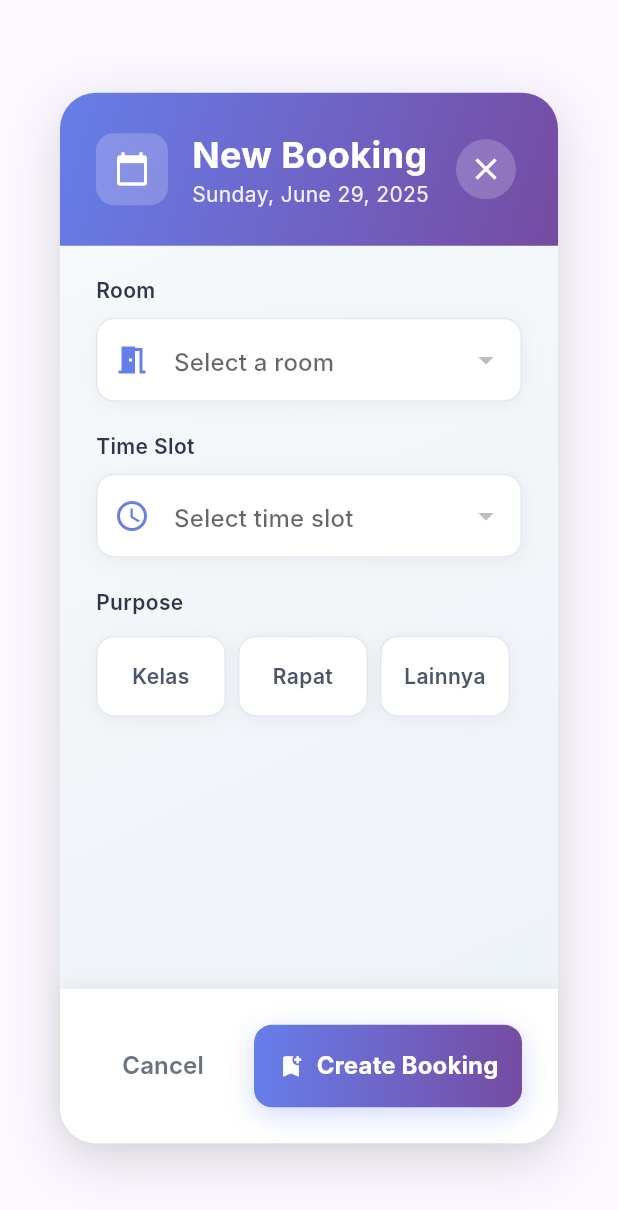
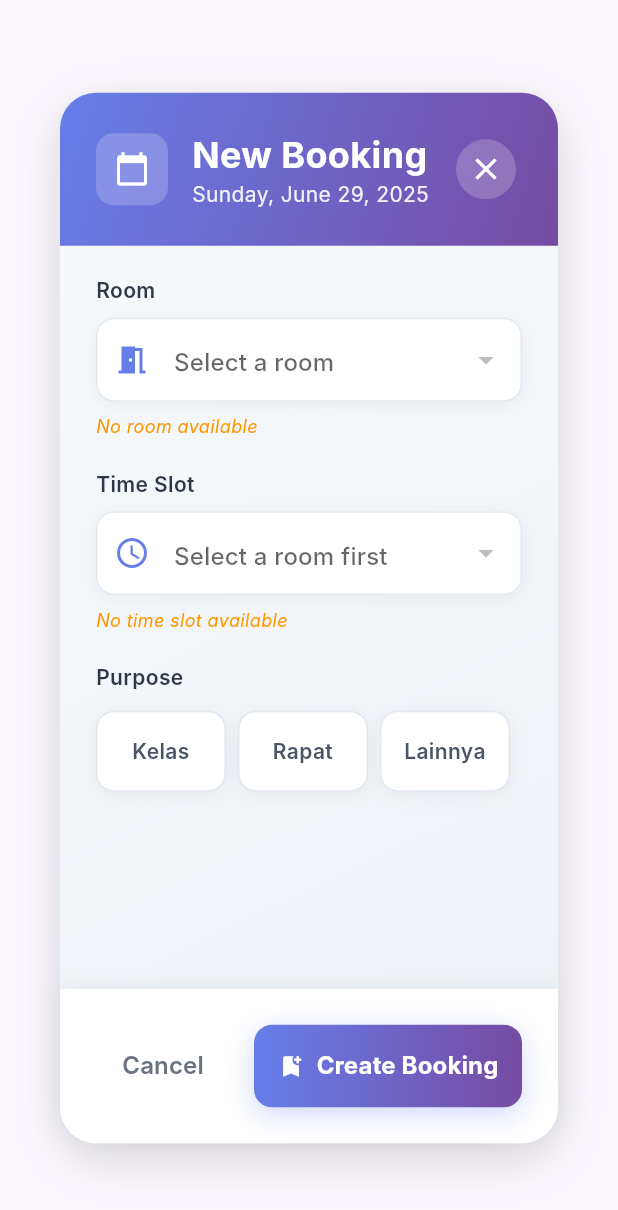
Before and after one commit to Kingshellter/fatisda_room_manager, a Flutter app: the BookingFormDialog widget shown alone on an empty page, opened directly with empty values, on a phone screen of 412 x 824 dp. Shown: the top 1210 px of the screen. Run offline on Flutter 3.47's test engine with Material 3 defaults, Android fonts, the phone set to English and light mode, and no system bars; our stand-ins replace shared_preferences; accounts and stored records are empty; network calls fail; Roboto replaces fonts that are missing (Inter).

Commit message:
feat: booked room and time error

```diff
--- a/lib/component/booking_form_dialog.dart
+++ b/lib/component/booking_form_dialog.dart
@@ -63,7 +63,9 @@ class _BookingFormDialogState extends State<BookingFormDialog>
   void initState() {
     super.initState();
     _selectedDate = widget.selectedDate;
-    _availableTimeSlotsForRoom = widget.availableTimeSlots;
+    _availableTimeSlotsForRoom = _getFilteredTimeSlots(
+      widget.availableTimeSlots,
+    );
 
     // Initialize animations
     _slideController = AnimationController(
@@ -100,35 +102,140 @@ class _BookingFormDialogState extends State<BookingFormDialog>
     super.dispose();
   }
 
+  // Helper method to filter and validate data for dropdowns
+  List<T> _getUniqueItems<T>(List<T> items, String Function(T) getKey) {
+    if (items.isEmpty) return [];
+
+    final Map<String, T> uniqueMap = {};
+    for (final item in items) {
+      if (item != null) {
+        final key = getKey(item);
+        if (key.isNotEmpty && !uniqueMap.containsKey(key)) {
+          uniqueMap[key] = item;
+        }
+      }
+    }
+    return uniqueMap.values.toList();
+  }
+
+  // Filter time slots to remove duplicates and null values
+  List<TimeSlot> _getFilteredTimeSlots(List<TimeSlot> timeSlots) {
+    return _getUniqueItems<TimeSlot>(
+      timeSlots,
+      (timeSlot) =>
+          '${timeSlot.id}_${timeSlot.startTimeFormatted}_${timeSlot.endTimeFormatted}',
+    );
+  }
+
+  // Filter rooms to remove duplicates and null values
+  List<Room> _getFilteredRooms(List<Room> rooms) {
+    return _getUniqueItems<Room>(
+      rooms,
+      (room) => '${room.id}_${room.displayName}',
+    );
+  }
+
+  // Check if time slot is already booked
+  bool _isTimeSlotBooked(TimeSlot timeSlot, Room room) {
+    if (widget.existingBookings.isEmpty) return false;
+
+    final dateString = DateFormat('yyyy-MM-dd').format(_selectedDate);
+
+    return widget.existingBookings.any((booking) {
+      final bookingDateString = DateFormat(
+        'yyyy-MM-dd',
+      ).format(booking.bookingDate);
+      return bookingDateString == dateString &&
+          booking.room == room.displayName &&
+          booking.startTime == timeSlot.startTimeFormatted &&
+          booking.endTime == timeSlot.endTimeFormatted;
+    });
+  }
+
   Future<void> _updateAvailableTimeSlots() async {
-    if (_selectedRoom == null) return;
+    if (_selectedRoom == null) {
+      setState(() {
+        _availableTimeSlotsForRoom = [];
+        _selectedTimeSlot = null;
+      });
+      return;
+    }
 
     try {
+      // Get available time slots from API
       final availableTimeSlotMaps = await _dataService.getAvailableTimeSlots(
         _selectedRoom!.displayName,
         _selectedDate,
       );
 
+      if (availableTimeSlotMaps.isEmpty) {
+        setState(() {
+          _availableTimeSlotsForRoom = [];
+          _selectedTimeSlot = null;
+        });
+        return;
+      }
+
+      // Convert API response to TimeSlot objects
       final availableTimeSlots = <TimeSlot>[];
       for (final timeSlotMap in availableTimeSlotMaps) {
-        final timeSlot = widget.availableTimeSlots.firstWhere(
+        if (timeSlotMap != null &&
+            timeSlotMap['start'] != null &&
+            timeSlotMap['end'] != null) {
+          final matchingTimeSlot = widget.availableTimeSlots.firstWhere(
             (ts) =>
                 ts.startTimeFormatted == timeSlotMap['start'] &&
                 ts.endTimeFormatted == timeSlotMap['end'],
-          orElse: () => widget.availableTimeSlots.first,
+            orElse: () => TimeSlot(
+              id:
+                  int.tryParse(
+                    '${timeSlotMap['start']}_${timeSlotMap['end']}'.hashCode
+                        .toString(),
+                  ) ??
+                  0,
+              startTime: timeSlotMap['start']!,
+              endTime: timeSlotMap['end']!,
+              label: '${timeSlotMap['start']} - ${timeSlotMap['end']}',
+              isActive: true,
+              createdAt: DateTime.now().toIso8601String(),
+              updatedAt: DateTime.now().toIso8601String(),
+            ),
           );
-        availableTimeSlots.add(timeSlot);
+
+          // Double check - make sure this slot is not already booked
+          if (!_isTimeSlotBooked(matchingTimeSlot, _selectedRoom!)) {
+            availableTimeSlots.add(matchingTimeSlot);
+          }
+        }
       }
 
+      // Filter to ensure unique time slots
+      final filteredTimeSlots = _getFilteredTimeSlots(availableTimeSlots);
+
       setState(() {
-        _availableTimeSlotsForRoom = availableTimeSlots;
-        if (_selectedTimeSlot != null &&
-            !_availableTimeSlotsForRoom.contains(_selectedTimeSlot)) {
+        _availableTimeSlotsForRoom = filteredTimeSlots;
+
+        // Check if currently selected time slot is still available
+        if (_selectedTimeSlot != null) {
+          final isStillAvailable = _availableTimeSlotsForRoom.any(
+            (ts) =>
+                ts.id == _selectedTimeSlot!.id ||
+                (ts.startTimeFormatted ==
+                        _selectedTimeSlot!.startTimeFormatted &&
+                    ts.endTimeFormatted == _selectedTimeSlot!.endTimeFormatted),
+          );
+
+          if (!isStillAvailable) {
             _selectedTimeSlot = null;
+          }
         }
       });
     } catch (e) {
       debugPrint('Error updating available time slots: $e');
+      setState(() {
+        _availableTimeSlotsForRoom = [];
+        _selectedTimeSlot = null;
+      });
     }
   }
 
@@ -147,6 +254,15 @@ class _BookingFormDialogState extends State<BookingFormDialog>
 
     if (_selectedKeperluan.isEmpty) {
       _showError('Please select purpose');
+      return;
+    }
+
+    // Additional validation - check if slot is still available
+    if (_isTimeSlotBooked(_selectedTimeSlot!, _selectedRoom!)) {
+      _showError(
+        'Selected time slot is no longer available. Please choose another time.',
+      );
+      await _updateAvailableTimeSlots(); // Refresh available slots
       return;
     }
 
@@ -183,6 +299,7 @@ class _BookingFormDialogState extends State<BookingFormDialog>
       if (availabilityCheck['success'] != true ||
           availabilityCheck['data']?['available'] != true) {
         _showError('Selected time slot is no longer available');
+        await _updateAvailableTimeSlots(); // Refresh available slots
         return;
       }
 
@@ -240,7 +357,8 @@ class _BookingFormDialogState extends State<BookingFormDialog>
   }
 
   Booking _convertApiBookingToAppBooking(api_booking.Booking apiBooking) {
-    final roomIndex = widget.availableRooms.indexWhere(
+    final filteredRooms = _getFilteredRooms(widget.availableRooms);
+    final roomIndex = filteredRooms.indexWhere(
       (room) => room.id == apiBooking.roomId,
     );
 
@@ -351,6 +469,12 @@ class _BookingFormDialogState extends State<BookingFormDialog>
     String? hint,
     String? Function(T?)? validator,
   }) {
+    // Filter items to ensure no nulls and unique values
+    final filteredItems = items.where((item) => item != null).toList();
+
+    // Ensure value is in the filtered list
+    final validValue = filteredItems.contains(value) ? value : null;
+
     return Container(
       margin: const EdgeInsets.only(bottom: 20),
       child: Column(
@@ -377,8 +501,9 @@ class _BookingFormDialogState extends State<BookingFormDialog>
               ],
             ),
             child: DropdownButtonFormField<T>(
-              value: value,
+              value: validValue,
               validator: validator,
+              isExpanded: true, // Prevent overflow
               decoration: InputDecoration(
                 hintText: hint,
                 prefixIcon: Icon(icon, color: const Color(0xFF667EEA)),
@@ -404,13 +529,32 @@ class _BookingFormDialogState extends State<BookingFormDialog>
                   vertical: 16,
                 ),
               ),
-              items: items.map((item) {
+              items: filteredItems.isEmpty
+                  ? []
+                  : filteredItems.map((item) {
                       return DropdownMenuItem<T>(
                         value: item,
-                  child: Text(getLabel(item)),
+                        child: Text(
+                          getLabel(item),
+                          overflow: TextOverflow.ellipsis,
+                          maxLines: 1,
+                        ),
                       );
                     }).toList(),
-              onChanged: onChanged,
+              onChanged: filteredItems.isEmpty ? null : onChanged,
+            ),
+          ),
+          // Show message if no items available
+          if (filteredItems.isEmpty)
+            Padding(
+              padding: const EdgeInsets.only(top: 8),
+              child: Text(
+                'No ${label.toLowerCase()} available',
+                style: const TextStyle(
+                  color: Colors.orange,
+                  fontSize: 12,
+                  fontStyle: FontStyle.italic,
+                ),
               ),
             ),
         ],
@@ -500,6 +644,9 @@ class _BookingFormDialogState extends State<BookingFormDialog>
 
   @override
   Widget build(BuildContext context) {
+    // Get filtered data for dropdowns
+    final filteredRooms = _getFilteredRooms(widget.availableRooms);
+
     return Dialog(
       backgroundColor: Colors.transparent,
       child: FadeTransition(
@@ -649,7 +796,7 @@ class _BookingFormDialogState extends State<BookingFormDialog>
                               label: 'Room',
                               icon: Icons.meeting_room,
                               value: _selectedRoom,
-                              items: widget.availableRooms,
+                              items: filteredRooms,
                               getLabel: (room) => room.displayName,
                               hint: 'Select a room',
                               onChanged: (Room? newValue) {
@@ -674,7 +821,11 @@ class _BookingFormDialogState extends State<BookingFormDialog>
                               value: _selectedTimeSlot,
                               items: _availableTimeSlotsForRoom,
                               getLabel: (timeSlot) => timeSlot.displayTime,
-                              hint: 'Select time slot',
+                              hint: _selectedRoom == null
+                                  ? 'Select a room first'
+                                  : _availableTimeSlotsForRoom.isEmpty
+                                  ? 'No time slots available'
+                                  : 'Select time slot',
                               onChanged: (TimeSlot? newValue) {
                                 setState(() {
                                   _selectedTimeSlot = newValue;
```
Lines whose indentation alone changed are shown as unchanged.
